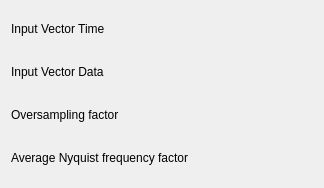
Qt form src/plugins/dataobject/periodogram/periodogramconfig.ui (Kst-plot/kst) before a commit.
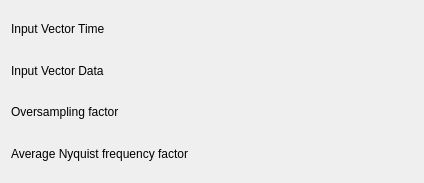
The same form after that commit. Custom widgets are drawn as their Qt base class.

What changed in the file:
```diff
--- a/src/plugins/dataobject/periodogram/periodogramconfig.ui
+++ b/src/plugins/dataobject/periodogram/periodogramconfig.ui
@@ -5,13 +5,19 @@
    <rect>
     <x>0</x>
     <y>0</y>
-    <width>324</width>
-    <height>188</height>
+    <width>424</width>
+    <height>183</height>
    </rect>
   </property>
+  <property name="minimumSize" >
+   <size>
+    <width>400</width>
+    <height>0</height>
+   </size>
+  </property>
   <layout class="QVBoxLayout" name="verticalLayout" >
    <item>
-    <layout class="QHBoxLayout" name="horizontalLayout" >
+    <layout class="QHBoxLayout" name="horizontalLayout_4" >
      <item>
       <widget class="QLabel" name="label_3" >
        <property name="sizePolicy" >
@@ -28,6 +34,19 @@
        </property>
       </widget>
      </item>
+     <item>
+      <spacer name="horizontalSpacer" >
+       <property name="orientation" >
+        <enum>Qt::Horizontal</enum>
+       </property>
+       <property name="sizeHint" stdset="0" >
+        <size>
+         <width>40</width>
+         <height>20</height>
+        </size>
+       </property>
+      </spacer>
+     </item>
      <item>
       <widget class="Kst::VectorSelector" native="1" name="_vectorTime" >
        <property name="sizePolicy" >
@@ -58,6 +77,19 @@
        </property>
       </widget>
      </item>
+     <item>
+      <spacer name="horizontalSpacer_2" >
+       <property name="orientation" >
+        <enum>Qt::Horizontal</enum>
+       </property>
+       <property name="sizeHint" stdset="0" >
+        <size>
+         <width>40</width>
+         <height>20</height>
+        </size>
+       </property>
+      </spacer>
+     </item>
      <item>
       <widget class="Kst::VectorSelector" native="1" name="_vectorData" >
        <property name="sizePolicy" >
@@ -88,13 +120,26 @@
        </property>
       </widget>
      </item>
+     <item>
+      <spacer name="horizontalSpacer_3" >
+       <property name="orientation" >
+        <enum>Qt::Horizontal</enum>
+       </property>
+       <property name="sizeHint" stdset="0" >
+        <size>
+         <width>40</width>
+         <height>20</height>
+        </size>
+       </property>
+      </spacer>
+     </item>
      <item>
       <widget class="Kst::ScalarSelector" native="1" name="_scalarOversampling" />
      </item>
     </layout>
    </item>
    <item>
-    <layout class="QHBoxLayout" name="horizontalLayout_4" >
+    <layout class="QHBoxLayout" name="horizontalLayout" >
      <item>
       <widget class="QLabel" name="label_6" >
        <property name="sizePolicy" >
@@ -111,6 +156,19 @@
        </property>
       </widget>
      </item>
+     <item>
+      <spacer name="horizontalSpacer_4" >
+       <property name="orientation" >
+        <enum>Qt::Horizontal</enum>
+       </property>
+       <property name="sizeHint" stdset="0" >
+        <size>
+         <width>40</width>
+         <height>20</height>
+        </size>
+       </property>
+      </spacer>
+     </item>
      <item>
       <widget class="Kst::ScalarSelector" native="1" name="_scalarANFF" />
      </item>
```
